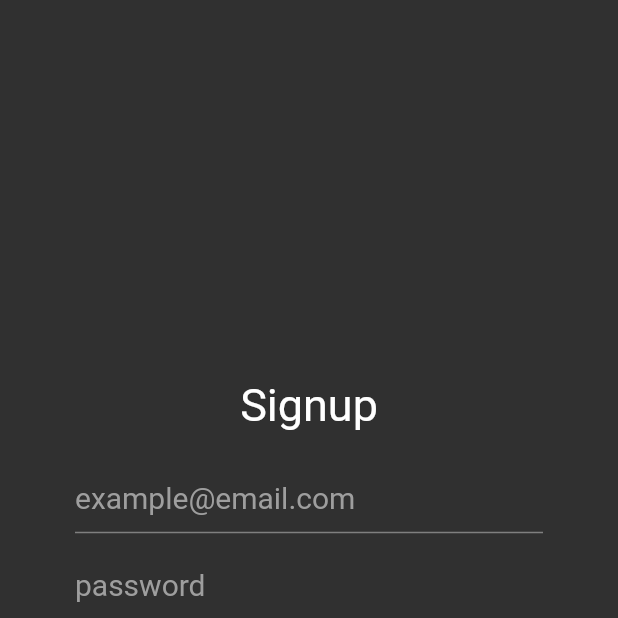
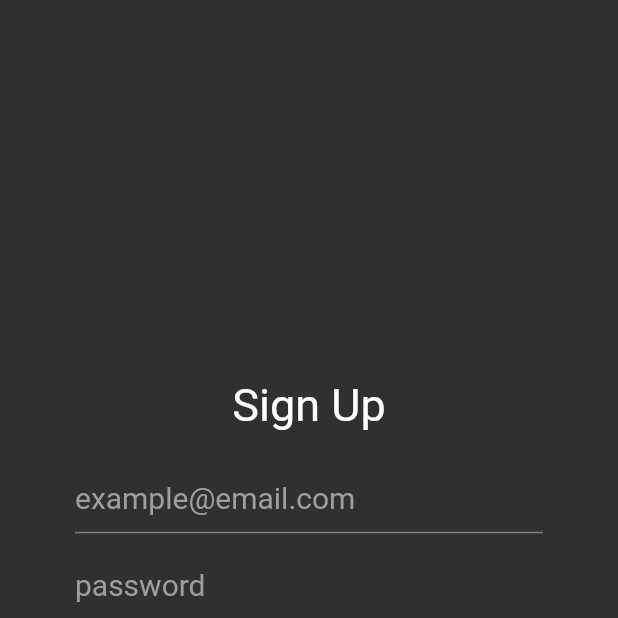
Before and after one commit to Charizard17/bit_holdings_app, a Flutter app: the SignUpScreen screen opened directly, after a tap on "Sign Up", on a phone screen of 412 x 824 dp, the top half of it. Run offline on Flutter 3.47's test engine with Material 2 defaults, Android fonts, the phone set to English and light mode, and no system bars; our stand-ins replace firebase_auth, firebase_core; accounts and stored records are empty; network calls fail.

Commit message:
sign in and sign up methods created and implemented for flutter fire authentication

```diff
--- a/lib/main.dart
+++ b/lib/main.dart
@@ -1,9 +1,12 @@
 import 'package:bit_holdings_app/screens/landing_screen.dart';
+import 'package:firebase_core/firebase_core.dart';
 import 'package:flutter/material.dart';
 
 import 'screens/main_view.dart';
 
-void main() {
+void main() async {
+  WidgetsFlutterBinding.ensureInitialized();
+  await Firebase.initializeApp();
   runApp(const MyApp());
 }
 
--- /dev/null
+++ b/lib/models/flutterfire.dart
@@ -0,0 +1,30 @@
+import 'package:firebase_auth/firebase_auth.dart';
+
+Future<bool> signIn(String email, String password) async {
+  try {
+    await FirebaseAuth.instance
+        .signInWithEmailAndPassword(email: email, password: password);
+    return true;
+  } catch (e) {
+    print(e);
+    return false;
+  }
+}
+
+Future<bool> signUp(String email, String password) async {
+  try {
+    await FirebaseAuth.instance
+        .createUserWithEmailAndPassword(email: email, password: password);
+    return true;
+  } on FirebaseAuthException catch (e) {
+    if (e.code == 'weak-password') {
+      print('The password provided is too weak');
+    } else if (e.code == 'email-already-in-use') {
+      print('The account already exists for that email');
+    }
+    return false;
+  } catch (e) {
+    print(e.toString());
+    return false;
+  }
+}
--- a/lib/screens/sign_up_screen.dart
+++ b/lib/screens/sign_up_screen.dart
@@ -1,6 +1,7 @@
 import 'package:flutter/material.dart';
 
 import 'sign_in_screen.dart';
+import '../models/flutterfire.dart';
 
 class SignUpScreen extends StatefulWidget {
   const SignUpScreen({Key? key}) : super(key: key);
@@ -24,7 +25,7 @@ class _SignUpScreenState extends State<SignUpScreen> {
           mainAxisAlignment: MainAxisAlignment.center,
           children: [
             Text(
-              'Signup',
+              'Sign Up',
               style: TextStyle(
                 fontSize: 30,
               ),
@@ -71,7 +72,17 @@ class _SignUpScreenState extends State<SignUpScreen> {
                   fontWeight: FontWeight.bold,
                 ),
               ),
-              onPressed: () {},
+              onPressed: () async {
+                bool shouldNavigate =
+                    await signUp(_email.text, _password.text);
+                if (shouldNavigate) {
+                  Navigator.of(context).pushReplacement(
+                    MaterialPageRoute(
+                      builder: (BuildContext context) => const SignInScreen(),
+                    ),
+                  );
+                }
+              },
             ),
             SizedBox(height: 20),
             Row(
```
Also changed, not shown: lib/screens/sign_in_screen.dart (+14 -3 lines).
